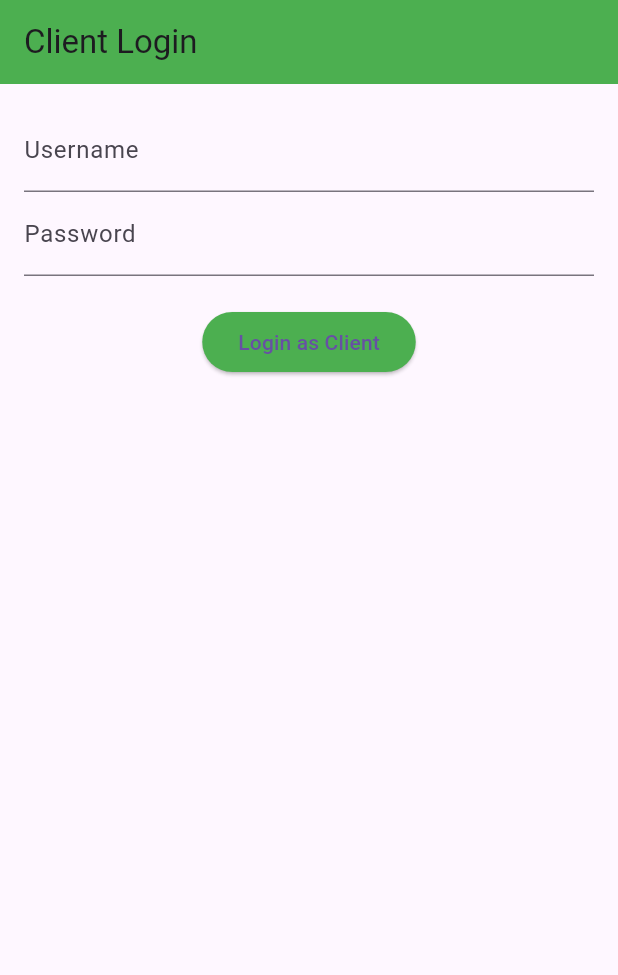
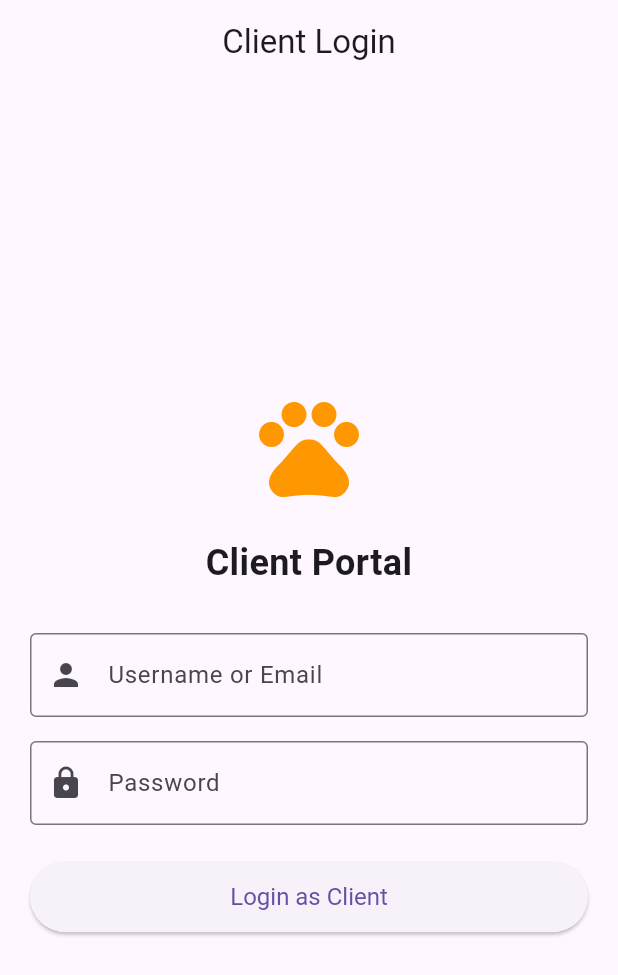
Before and after one commit to harshjain883/dog-training-system, a Flutter app: the screen it shows after launch, on a phone screen of 412 x 824 dp. Shown: the top 975 px of the screen. Run offline on Flutter 3.47's test engine with Material 3 defaults, Android fonts, the phone set to English and light mode, and no system bars.

Commit message:
Update login_screen.dart

```diff
--- a/mobile_apps/dog_client_app/lib/screens/login_screen.dart
+++ b/mobile_apps/dog_client_app/lib/screens/login_screen.dart
@@ -10,25 +10,63 @@
 }
 
 class _LoginScreenState extends State<LoginScreen> {
-  final _userController = TextEditingController();
-  final _passController = TextEditingController();
-  bool _loading = false;
+  final TextEditingController _userController = TextEditingController();
+  final TextEditingController _passController = TextEditingController();
+  bool _isLoading = false;
+
+  @override
+  void dispose() {
+    _userController.dispose();
+    _passController.dispose();
+    super.dispose();
+  }
 
   void _handleLogin() async {
-    setState(() => _loading = true);
-    final result = await ApiService.login(_userController.text, _passController.text);
-    setState(() => _loading = false);
+    final username = _userController.text.trim();
+    final password = _passController.text.trim();
+
+    if (username.isEmpty || password.isEmpty) {
+      ScaffoldMessenger.of(context).showSnackBar(
+        const SnackBar(content: Text('Please enter both username and password')),
+      );
+      return;
+    }
+
+    setState(() {
+      _isLoading = true;
+    });
+
+    try {
+      final result = await ApiService.login(username, password);
+
+      if (!mounted) return;
+
+      setState(() {
+        _isLoading = false;
+      });
 
       if (result['success'] == true && result['role'] == 'CLIENT') {
-      if (!mounted) return;
         Navigator.pushReplacement(
           context,
           MaterialPageRoute(builder: (_) => const ClientHomeScreen()),
         );
       } else {
+        ScaffoldMessenger.of(context).showSnackBar(
+          SnackBar(
+            content: Text(
+              result['message'] ?? 'Login failed or account is not a Client.',
+            ),
+          ),
+        );
+      }
+    } catch (e) {
       if (!mounted) return;
+      setState(() {
+        _isLoading = false;
+      });
+
       ScaffoldMessenger.of(context).showSnackBar(
-        const SnackBar(content: Text('Client Login Failed or Invalid Role')),
+        SnackBar(content: Text('An error occurred: $e')),
       );
     }
   }
@@ -36,24 +74,69 @@
   @override
   Widget build(BuildContext context) {
     return Scaffold(
-      appBar: AppBar(title: const Text('Client Login'), backgroundColor: Colors.green),
-      body: Padding(
-        padding: const EdgeInsets.all(16.0),
+      appBar: AppBar(
+        title: const Text('Client Login'),
+        centerTitle: true,
+      ),
+      body: SafeArea(
+        child: Padding(
+          padding: const EdgeInsets.all(20.0),
+          child: Center(
+            child: SingleChildScrollView(
               child: Column(
+                mainAxisAlignment: MainAxisAlignment.center,
+                crossAxisAlignment: CrossAxisAlignment.stretch,
                 children: [
-            TextField(controller: _userController, decoration: const InputDecoration(labelText: 'Username')),
-            TextField(controller: _passController, obscureText: true, decoration: const InputDecoration(labelText: 'Password')),
+                  const Icon(
+                    Icons.pets,
+                    size: 80,
+                    color: Colors.orange,
+                  ),
                   const SizedBox(height: 20),
-            _loading
-                ? const CircularProgressIndicator()
+                  const Text(
+                    'Client Portal',
+                    textAlign: TextAlign.center,
+                    style: TextStyle(
+                      fontSize: 24,
+                      fontWeight: FontWeight.bold,
+                    ),
+                  ),
+                  const SizedBox(height: 30),
+                  TextField(
+                    controller: _userController,
+                    decoration: const InputDecoration(
+                      labelText: 'Username or Email',
+                      border: OutlineInputBorder(),
+                      prefixIcon: Icon(Icons.person),
+                    ),
+                  ),
+                  const SizedBox(height: 16),
+                  TextField(
+                    controller: _passController,
+                    obscureText: true,
+                    decoration: const InputDecoration(
+                      labelText: 'Password',
+                      border: OutlineInputBorder(),
+                      prefixIcon: Icon(Icons.lock),
+                    ),
+                  ),
+                  const SizedBox(height: 24),
+                  _isLoading
+                      ? const Center(child: CircularProgressIndicator())
                       : ElevatedButton(
                           onPressed: _handleLogin,
-                    style: ElevatedButton.styleFrom(backgroundColor: Colors.green),
+                          style: ElevatedButton.styleFrom(
+                            padding: const EdgeInsets.symmetric(vertical: 14),
+                            textStyle: const TextStyle(fontSize: 16),
+                          ),
                           child: const Text('Login as Client'),
                         ),
                 ],
               ),
             ),
+          ),
+        ),
+      ),
     );
   }
 }
```
Lines whose indentation alone changed are shown as unchanged.
